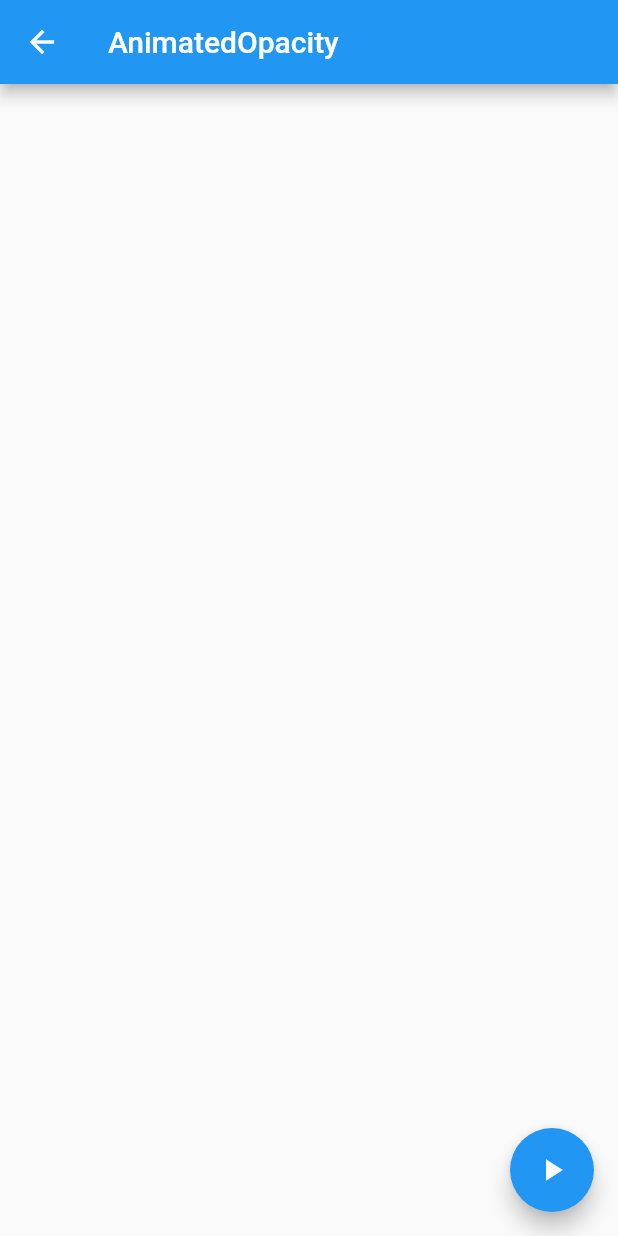
After one commit to c004245/Flutter-bloc, a Flutter app: the screen it shows after launch, after a tap on "AnimatedOpacity", on a phone screen of 412 x 824 dp. The commit adds this screen. Run offline on Flutter 3.47's test engine with Material 2 defaults, Android fonts, the phone set to English and light mode, and no system bars.

Commit message:
Add Main onTap Listener, Create AnimatedOpacity

```diff
--- /dev/null
+++ b/lib/MyAnimatedOpacity.dart
@@ -0,0 +1,20 @@
+import 'package:flutter/material.dart';
+
+class MyAnimatedOpacity extends StatefulWidget {
+  @override
+  _MyAnimatedOpacityState createState() => _MyAnimatedOpacityState();
+}
+
+class _MyAnimatedOpacityState extends State<MyAnimatedOpacity> {
+  @override
+  Widget build(BuildContext context) {
+    return Scaffold(
+      appBar: AppBar(
+        title: Text('AnimatedOpacity'),
+      ),
+      body: Container(),
+      floatingActionButton:
+      FloatingActionButton(child: Icon(Icons.play_arrow), onPressed: null),
+    );
+  }
+}
--- a/lib/main.dart
+++ b/lib/main.dart
@@ -1,5 +1,6 @@
 import 'package:flutter/material.dart';
 import 'package:flutter_bloc/MyAnimatedContainer.dart';
+import 'package:flutter_bloc/MyAnimatedOpacity.dart';
 
 void main() => runApp(MyApp());
 
@@ -21,92 +22,43 @@ class MyApp extends StatelessWidget {
         // is not restarted.
         primarySwatch: Colors.blue,
       ),
-      home: MyAnimatedContainer()
+      home: Scaffold(
+        appBar: AppBar(
+          title: Text('Flutter Tutorial'),
+        ),
+        body: MyHomePage()
+      )
     );
   }
 }
 
 class MyHomePage extends StatefulWidget {
-  MyHomePage({Key key, this.title}) : super(key: key);
-
-  // This widget is the home page of your application. It is stateful, meaning
-  // that it has a State object (defined below) that contains fields that affect
-  // how it looks.
-
-  // This class is the configuration for the state. It holds the values (in this
-  // case the title) provided by the parent (in this case the App widget) and
-  // used by the build method of the State. Fields in a Widget subclass are
-  // always marked "final".
-
-  final String title;
 
   @override
   _MyHomePageState createState() => _MyHomePageState();
 }
 
 class _MyHomePageState extends State<MyHomePage> {
-  int _counter = 0;
-
-  void _incrementCounter() {
-    setState(() {
-      // This call to setState tells the Flutter framework that something has
-      // changed in this State, which causes it to rerun the build method below
-      // so that the display can reflect the updated values. If we changed
-      // _counter without calling setState(), then the build method would not be
-      // called again, and so nothing would appear to happen.
-      _counter++;
-    });
-  }
 
   @override
   Widget build(BuildContext context) {
-    // This method is rerun every time setState is called, for instance as done
-    // by the _incrementCounter method above.
-    //
-    // The Flutter framework has been optimized to make rerunning build methods
-    // fast, so that you can just rebuild anything that needs updating rather
-    // than having to individually change instances of widgets.
-    return Scaffold(
-      appBar: AppBar(
-        // Here we take the value from the MyHomePage object that was created by
-        // the App.build method, and use it to set our appbar title.
-        title: Text(widget.title),
-      ),
-      body: Center(
-        // Center is a layout widget. It takes a single child and positions it
-        // in the middle of the parent.
-        child: Column(
-          // Column is also a layout widget. It takes a list of children and
-          // arranges them vertically. By default, it sizes itself to fit its
-          // children horizontally, and tries to be as tall as its parent.
-          //
-          // Invoke "debug painting" (press "p" in the console, choose the
-          // "Toggle Debug Paint" action from the Flutter Inspector in Android
-          // Studio, or the "Toggle Debug Paint" command in Visual Studio Code)
-          // to see the wireframe for each widget.
-          //
-          // Column has various properties to control how it sizes itself and
-          // how it positions its children. Here we use mainAxisAlignment to
-          // center the children vertically; the main axis here is the vertical
-          // axis because Columns are vertical (the cross axis would be
-          // horizontal).
-          mainAxisAlignment: MainAxisAlignment.center,
-          children: <Widget>[
-            Text(
-              'You have pushed the button this many times:',
-            ),
-            Text(
-              '$_counter',
-              style: Theme.of(context).textTheme.display1,
-            ),
-          ],
+    return ListView(
+      children: <Widget>[
+        ListTile(
+          title: Text('AnimatedContainer'),
+          onTap: () {
+            Navigator.push(context,
+              MaterialPageRoute(builder: (context) => MyAnimatedContainer()));
+          },
         ),
-      ),
-      floatingActionButton: FloatingActionButton(
-        onPressed: _incrementCounter,
-        tooltip: 'Increment',
-        child: Icon(Icons.add),
-      ), // This trailing comma makes auto-formatting nicer for build methods.
+        ListTile(
+          title: Text('AnimatedOpacity'),
+          onTap: () {
+            Navigator.push(context,
+            MaterialPageRoute(builder: (context) => MyAnimatedOpacity()));
+          },
+        )
+      ],
     );
   }
 }
```
